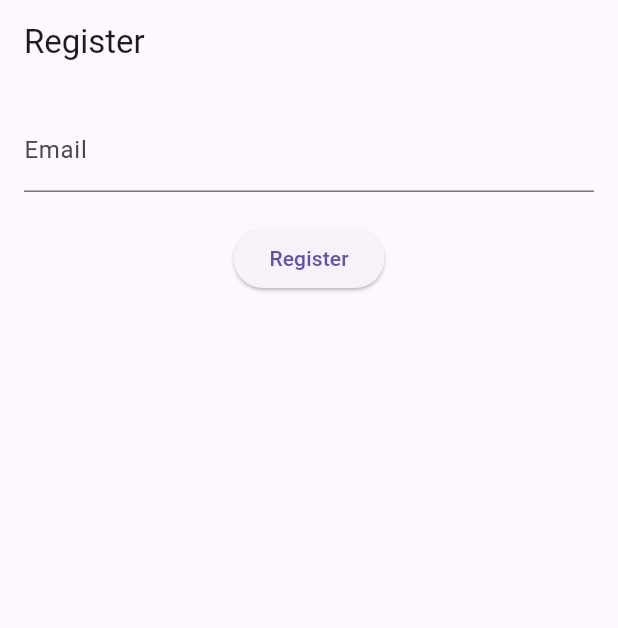
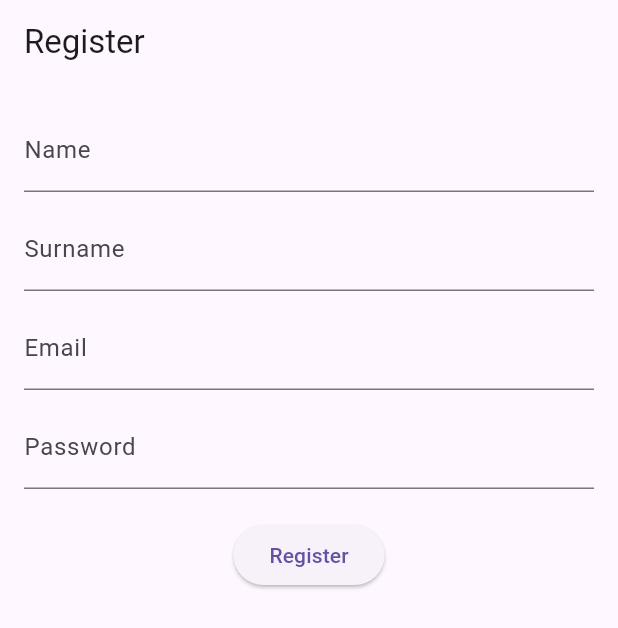
Before and after one commit to Xolani2015/cubezoo_todo_flutter, a Flutter app: the RegistrationPage screen opened directly, on a phone screen of 412 x 824 dp. Shown: the top 628 px of the screen. Run offline on Flutter 3.47's test engine with Material 3 defaults, Android fonts, the phone set to English and light mode, and no system bars; our stand-ins replace bloc, cloud_firestore, email_validator, equatable, firebase_auth, firebase_core and 2 more; accounts and stored records are empty.

Commit message:
feat: create basic registration page

```diff
--- a/cubezoo_mobile_app/lib/pages/registration_page.dart
+++ b/cubezoo_mobile_app/lib/pages/registration_page.dart
@@ -1,4 +1,5 @@
 import 'package:cubezoo_mobile_app/pages/login_page.dart';
+import 'package:cloud_firestore/cloud_firestore.dart';
 import 'package:firebase_auth/firebase_auth.dart';
 import 'package:flutter/material.dart';
 
@@ -10,16 +11,33 @@ class RegistrationPage extends StatefulWidget {
 class _RegistrationPageState extends State<RegistrationPage> {
   final _emailController = TextEditingController();
   final _passwordController = TextEditingController();
+  final _nameController = TextEditingController();
+  final _surnameController = TextEditingController();
   bool _isLoading = false;
 
-  Future<void> registerUser(String email, String password) async {
+  Future<void> registerUser(
+      String name, String surname, String email, String password) async {
     setState(() {
       _isLoading = true;
     });
 
     try {
+      // Create user with Firebase Authentication
       UserCredential userCredential = await FirebaseAuth.instance
           .createUserWithEmailAndPassword(email: email, password: password);
+
+      // Get the UID of the newly created user
+      String uid = userCredential.user?.uid ?? '';
+
+      // Add user details to Firestore
+      await FirebaseFirestore.instance.collection('users').doc(uid).set({
+        'name': name,
+        'surname': surname,
+        'email': email,
+        'uid': uid, // Storing the UID for easy reference
+      });
+
+      // Navigate to the login page
       Navigator.pushAndRemoveUntil(
         context,
         MaterialPageRoute(builder: (context) => LoginPage()),
@@ -53,9 +71,12 @@ class _RegistrationPageState extends State<RegistrationPage> {
   }
 
   void _register() {
-    final email = _emailController.text;
-    const password = '123456@';
-    registerUser(email, password);
+    final name = _nameController.text.trim();
+    final surname = _surnameController.text.trim();
+    final email = _emailController.text.trim();
+    final password = _passwordController.text.trim();
+
+    registerUser(name, surname, email, password);
   }
 
   @override
@@ -69,8 +90,24 @@ class _RegistrationPageState extends State<RegistrationPage> {
         child: Column(
           children: <Widget>[
             TextField(
+              controller: _nameController,
+              decoration: InputDecoration(labelText: 'Name'),
+            ),
+            SizedBox(height: 10),
+            TextField(
+              controller: _surnameController,
+              decoration: InputDecoration(labelText: 'Surname'),
+            ),
+            SizedBox(height: 10),
+            TextField(
               controller: _emailController,
               decoration: InputDecoration(labelText: 'Email'),
+            ),
+            SizedBox(height: 10),
+            TextField(
+              controller: _passwordController,
+              decoration: InputDecoration(labelText: 'Password'),
+              obscureText: true,
             ),
             SizedBox(height: 20),
             _isLoading
```
